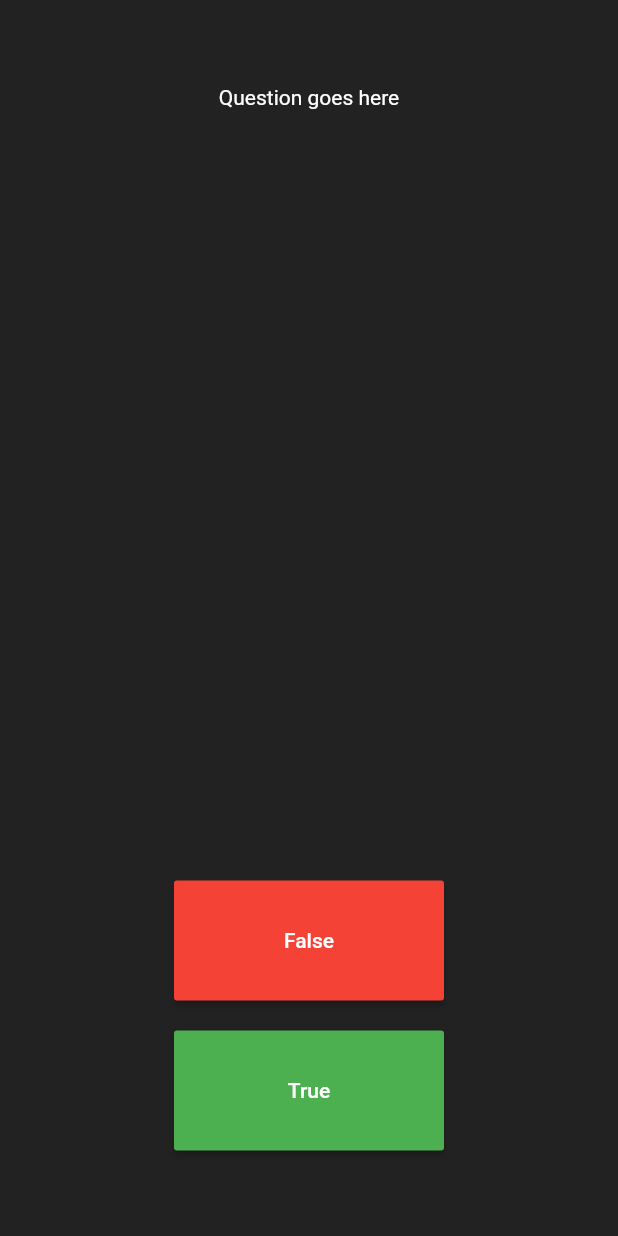
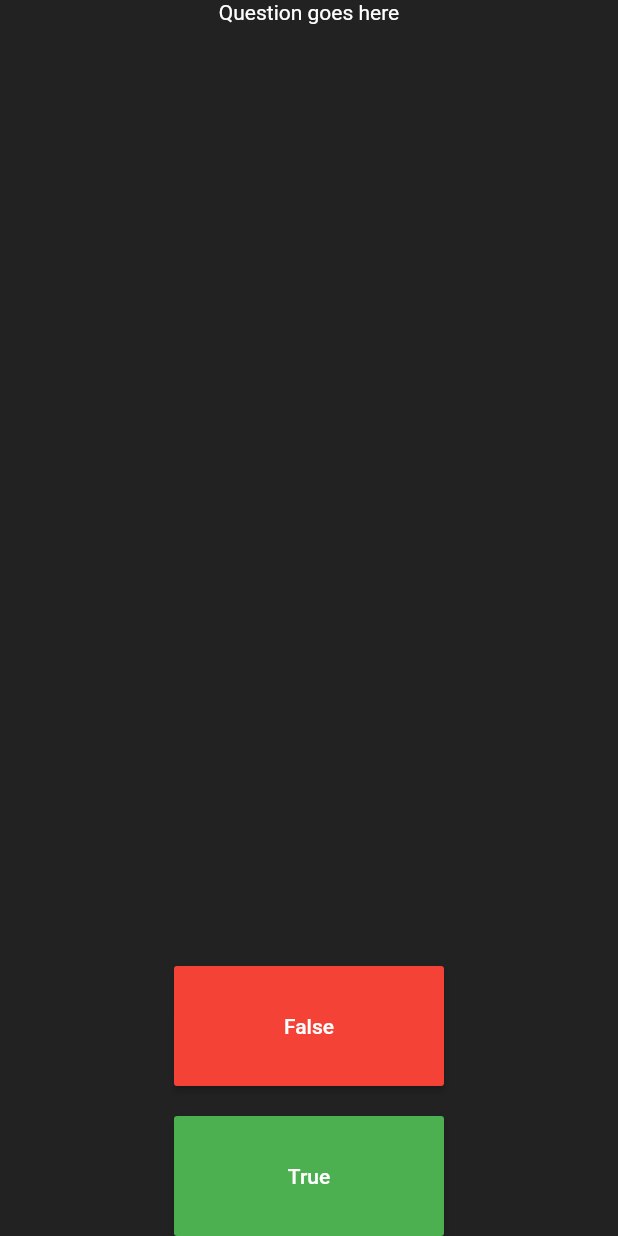
Before and after one commit to Nuri801/quiz_app, a Flutter app: the screen it shows after launch, on a phone screen of 412 x 824 dp. Run offline on Flutter 3.47's test engine with Material 2 defaults, Android fonts, the phone set to English and light mode, and no system bars.

Commit message:
quiz_app basics

```diff
--- a/lib/main.dart
+++ b/lib/main.dart
@@ -37,15 +37,18 @@ class _QuestionsState extends State<Questions> {
         child: Column(
           mainAxisAlignment: MainAxisAlignment.spaceEvenly,
           children: [
-            Text(
-              'Question goes here',
-              style: TextStyle(
-                color: Colors.white
+            Expanded(
+              child: Text(
+                'Question goes here',
+                style: TextStyle(
+                  color: Colors.white
+                ),
               ),
             ),
-            SizedBox(
-              height: 400,
-            ),
+            // SizedBox(
+            //   child: Text('What is 4 times 4?', style: TextStyle(color: Colors.white),),
+            //   height: 400,
+            // ),
             Column(
               children: [
                 SizedBox(
```
